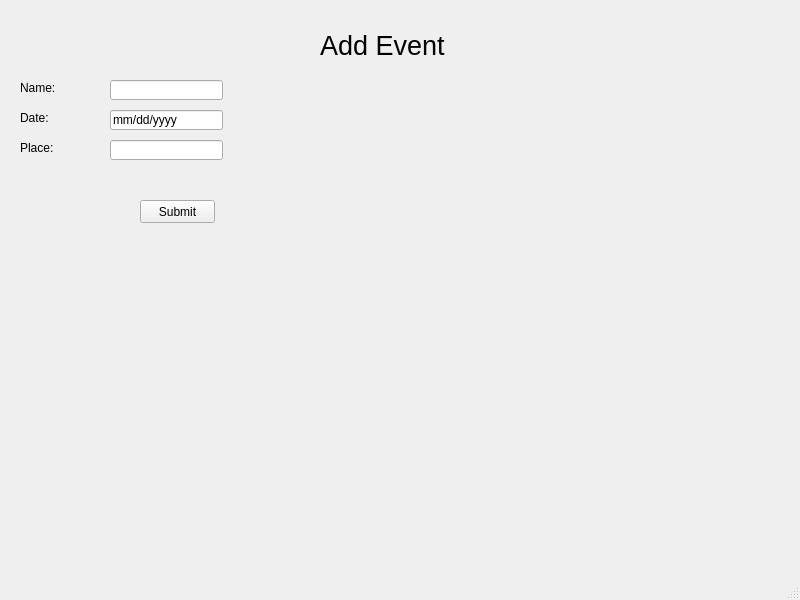
First picture: the form in bin/newevent.ui, repository HKavalos/ToGather, before the edit.
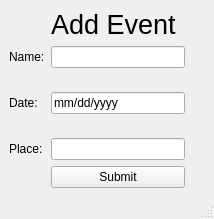
Second picture: the form after the edit.

```diff
--- a/bin/newevent.ui
+++ b/bin/newevent.ui
@@ -6,123 +6,90 @@
    <rect>
     <x>0</x>
     <y>0</y>
-    <width>800</width>
-    <height>600</height>
+    <width>214</width>
+    <height>219</height>
    </rect>
   </property>
   <property name="windowTitle">
    <string>MainWindow</string>
   </property>
   <widget class="QWidget" name="centralwidget">
-   <widget class="QLabel" name="title">
-    <property name="geometry">
-     <rect>
-      <x>320</x>
-      <y>0</y>
-      <width>201</width>
-      <height>91</height>
-     </rect>
-    </property>
-    <property name="font">
-     <font>
-      <pointsize>20</pointsize>
-     </font>
-    </property>
-    <property name="text">
-     <string>Add Event</string>
-    </property>
-   </widget>
-   <widget class="QLabel" name="name_label">
-    <property name="geometry">
-     <rect>
-      <x>20</x>
-      <y>80</y>
-      <width>81</width>
-      <height>16</height>
-     </rect>
-    </property>
-    <property name="text">
-     <string>Name:</string>
-    </property>
-   </widget>
+   <layout class="QGridLayout" name="gridLayout">
+    <item row="1" column="1">
    <widget class="QLineEdit" name="name_entry">
-    <property name="geometry">
-     <rect>
-      <x>110</x>
-      <y>80</y>
-      <width>113</width>
-      <height>20</height>
-     </rect>
-    </property>
     <property name="text">
      <string/>
     </property>
    </widget>
+    </item>
+    <item row="2" column="0">
+     <widget class="QLabel" name="date_label">
+      <property name="text">
+       <string>Date:</string>
+      </property>
+     </widget>
+    </item>
+    <item row="4" column="1">
    <widget class="QPushButton" name="submission_button">
-    <property name="geometry">
-     <rect>
-      <x>140</x>
-      <y>200</y>
-      <width>75</width>
-      <height>23</height>
-     </rect>
-    </property>
     <property name="text">
      <string>Submit</string>
     </property>
    </widget>
+    </item>
+    <item row="3" column="0">
+     <widget class="QLabel" name="date_label_2">
+      <property name="text">
+       <string>Place:</string>
+      </property>
+     </widget>
+    </item>
+    <item row="1" column="0">
+     <widget class="QLabel" name="name_label">
+      <property name="text">
+       <string>Name:</string>
+      </property>
+     </widget>
+    </item>
+    <item row="2" column="1">
    <widget class="QLineEdit" name="date_entry">
-    <property name="geometry">
-     <rect>
-      <x>110</x>
-      <y>110</y>
-      <width>113</width>
-      <height>20</height>
-     </rect>
-    </property>
     <property name="text">
      <string>mm/dd/yyyy</string>
     </property>
    </widget>
-   <widget class="QLabel" name="date_label">
-    <property name="geometry">
-     <rect>
-      <x>20</x>
-      <y>110</y>
-      <width>81</width>
-      <height>16</height>
-     </rect>
-    </property>
-    <property name="text">
-     <string>Date:</string>
-    </property>
-   </widget>
+    </item>
+    <item row="3" column="1">
    <widget class="QLineEdit" name="place_entry">
-    <property name="geometry">
-     <rect>
-      <x>110</x>
-      <y>140</y>
-      <width>113</width>
-      <height>20</height>
-     </rect>
-    </property>
     <property name="text">
      <string/>
     </property>
    </widget>
-   <widget class="QLabel" name="date_label_2">
-    <property name="geometry">
-     <rect>
-      <x>20</x>
-      <y>140</y>
-      <width>81</width>
-      <height>16</height>
-     </rect>
+    </item>
+    <item row="0" column="1">
+     <widget class="QLabel" name="title">
+      <property name="font">
+       <font>
+        <pointsize>20</pointsize>
+       </font>
     </property>
     <property name="text">
-     <string>Place:</string>
-    </property>
-   </widget>
+       <string>Add Event</string>
+      </property>
+     </widget>
+    </item>
+    <item row="2" column="2">
+     <spacer name="verticalSpacer">
+      <property name="orientation">
+       <enum>Qt::Vertical</enum>
+      </property>
+      <property name="sizeHint" stdset="0">
+       <size>
+        <width>20</width>
+        <height>40</height>
+       </size>
+      </property>
+     </spacer>
+    </item>
+   </layout>
   </widget>
   <widget class="QMenuBar" name="menubar">
    <property name="geometry">
```
Left out of the diff: 4 changed lines with no effect on the pictures. Lines whose indentation alone changed are shown as unchanged.
